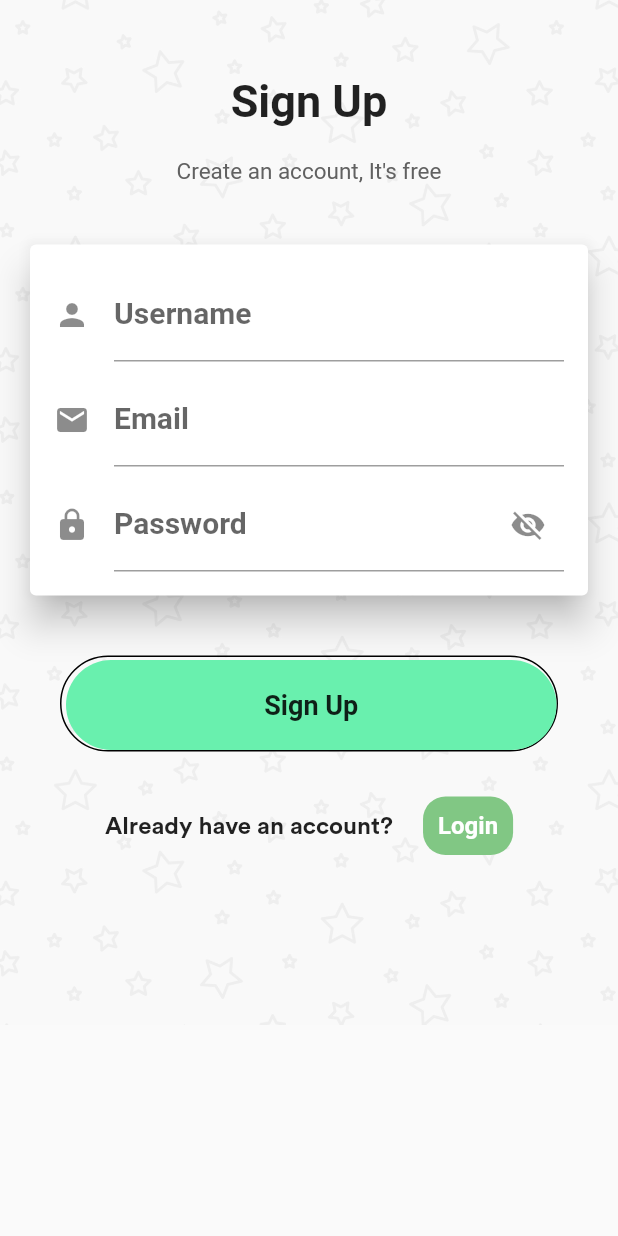
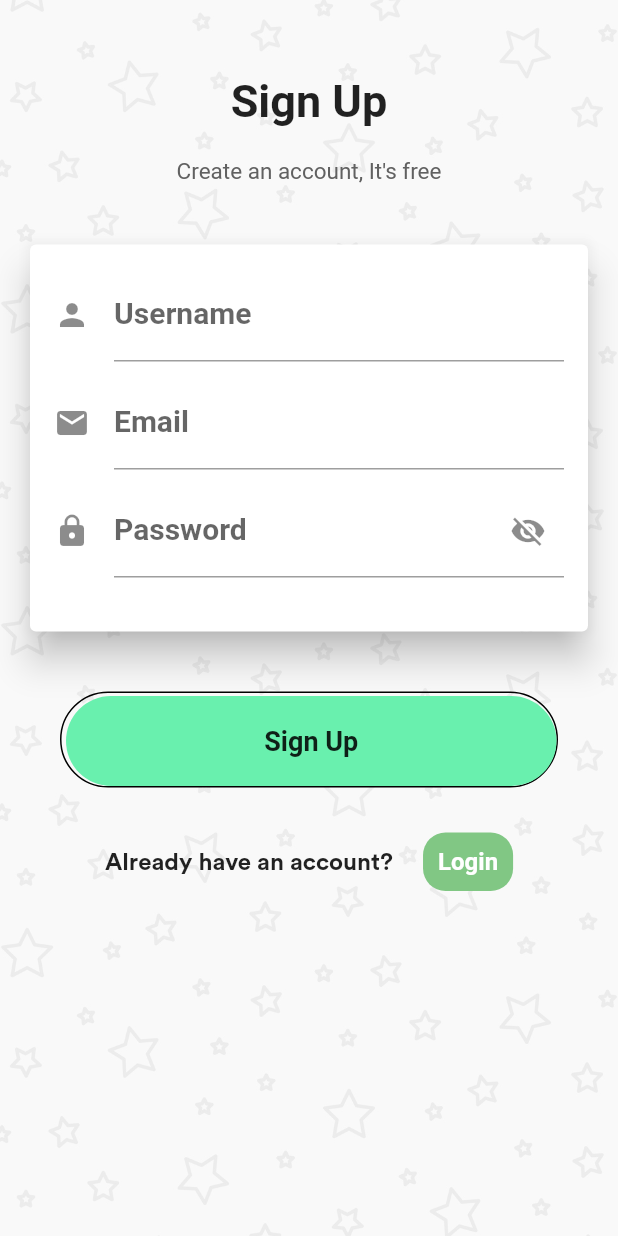
Before and after one commit to AbhishekMaira10/deldrone, a Flutter app: the screen it shows after launch, after a tap on "Login", after a tap on "Sign Up", on a phone screen of 412 x 824 dp. Run offline on Flutter 3.47's test engine with Material 2 defaults, Android fonts, the phone set to English and light mode, and no system bars; our stand-ins replace cloud_firestore, firebase_auth, google_sign_in, simple_animations; accounts and stored records are empty.

Commit message:
fixed ui

```diff
--- /dev/null
+++ b/App/lib/custom_widgets/background_widget.dart
@@ -0,0 +1,15 @@
+import 'package:flutter/material.dart';
+
+class BackgroundWidget extends StatelessWidget {
+  @override
+  Widget build(BuildContext context) {
+    return Opacity(
+        opacity: 0.6,
+        child: Image.asset(
+          'assets/images/bg.png',
+          width: MediaQuery.of(context).size.width,
+          height: MediaQuery.of(context).size.height,
+          fit: BoxFit.fitHeight,
+        ));
+  }
+}
--- a/App/lib/providers/auth.dart
+++ b/App/lib/providers/auth.dart
@@ -53,7 +53,7 @@ class AuthProvider with ChangeNotifier {
       _status = Status.Unauthenticated;
       notifyListeners();
       PlatformExceptionAlertDialog(
-        title: 'Registration Failed',
+        title: 'Login Failed',
         exception: e,
       ).show(context);
       return false;
@@ -76,7 +76,7 @@ class AuthProvider with ChangeNotifier {
       _status = Status.Unauthenticated;
       notifyListeners();
       PlatformExceptionAlertDialog(
-        title: 'Sign in failed',
+        title: 'Sign up failed',
         exception: e,
       ).show(context);
       return false;
--- a/App/lib/ui/Pages/explore_page.dart
+++ b/App/lib/ui/Pages/explore_page.dart
@@ -1,3 +1,4 @@
+import 'package:deldrone_customer/custom_widgets/background_widget.dart';
 import 'package:flutter/material.dart';
 import 'package:deldrone_customer/custom_widgets/custom_text.dart';
 import 'package:deldrone_customer/custom_widgets/alerts/back_pressed.dart';
@@ -15,9 +16,7 @@ class _ExplorePageState extends State<ExplorePage> {
       child: Scaffold(
         body: Stack(
           children: <Widget>[
-            Center(
-                child: Opacity(
-                    opacity: 0.6, child: Image.asset('assets/images/bg.png'))),
+            BackgroundWidget(),
             Container(
               padding: EdgeInsets.symmetric(horizontal: 16.0, vertical: 50.0),
               child: Column(
--- a/App/lib/ui/screens/login_screen.dart
+++ b/App/lib/ui/screens/login_screen.dart
@@ -1,5 +1,6 @@
 import 'package:deldrone_customer/custom_widgets/alerts/platform_exception_alert_dialog.dart';
 import 'package:deldrone_customer/custom_widgets/animation/FadeAnimation.dart';
+import 'package:deldrone_customer/custom_widgets/background_widget.dart';
 import 'package:deldrone_customer/custom_widgets/screen_navigation.dart';
 import 'package:deldrone_customer/providers/auth.dart';
 import 'package:deldrone_customer/ui/screens/main_screen.dart';
@@ -82,14 +83,12 @@ class _LoginScreenState extends State<LoginScreen> {
       child: Scaffold(
         key: _key,
         body: SingleChildScrollView(
-          child: Container(
-            height: MediaQuery.of(context).size.height,
-            width: double.infinity,
-            child: Stack(
-              children: <Widget>[
-                Opacity(
-                    opacity: 0.5, child: Image.asset('assets/images/bg.png')),
-                Column(
+          child: Stack(
+            children: <Widget>[
+              BackgroundWidget(),
+              Padding(
+                padding: const EdgeInsets.only(top: 12.0),
+                child: Column(
                   children: <Widget>[
                     SizedBox(
                       height: 30,
@@ -130,6 +129,9 @@ class _LoginScreenState extends State<LoginScreen> {
                           ),
                         ),
                       ),
+                    ),
+                    SizedBox(
+                      height: 30,
                     ),
                     FadeAnimation(
                         1.2,
@@ -227,8 +229,8 @@ class _LoginScreenState extends State<LoginScreen> {
                         )),
                   ],
                 ),
-              ],
-            ),
+              ),
+            ],
           ),
         ),
       ),
@@ -238,8 +240,9 @@ class _LoginScreenState extends State<LoginScreen> {
   List<Widget> _buildChildren() {
     return [
       _buildEmailTextField(),
-      SizedBox(height: 8.0),
+      SizedBox(height: 10.0),
       _buildPasswordTextField(),
+      SizedBox(height: 10.0),
     ];
   }
 
--- a/App/lib/ui/screens/registration_screen.dart
+++ b/App/lib/ui/screens/registration_screen.dart
@@ -1,6 +1,6 @@
-import 'package:deldrone_customer/custom_widgets/alerts/loading_indicator.dart';
 import 'package:deldrone_customer/custom_widgets/animation/FadeAnimation.dart';
 import 'package:deldrone_customer/custom_widgets/alerts/back_pressed.dart';
+import 'package:deldrone_customer/custom_widgets/background_widget.dart';
 import 'package:deldrone_customer/custom_widgets/screen_navigation.dart';
 import 'package:deldrone_customer/providers/auth.dart';
 import 'package:deldrone_customer/ui/screens/login_screen.dart';
@@ -59,22 +59,14 @@ class _SignupScreenState extends State<SignupScreen> {
 
   @override
   Widget build(BuildContext context) {
-    final authProvider = Provider.of<AuthProvider>(context);
     return WillPopScope(
       onWillPop: () => onBackPressed(context),
       child: Scaffold(
         key: _key,
-        body: authProvider.status == Status.Authenticating
-            ? ShowLoadingIndicator(message: "Signing Up....")
-            : SingleChildScrollView(
-                child: Container(
-                  height: MediaQuery.of(context).size.height,
-                  width: double.infinity,
+        body: SingleChildScrollView(
           child: Stack(
             children: <Widget>[
-                      Opacity(
-                          opacity: 0.5,
-                          child: Image.asset('assets/images/bg.png')),
+              BackgroundWidget(),
               Column(
                 children: <Widget>[
                   SizedBox(
@@ -94,8 +86,7 @@ class _SignupScreenState extends State<SignupScreen> {
                       1,
                       Text(
                         "Create an account, It's free",
-                                style: TextStyle(
-                                    fontSize: 15, color: Colors.grey[700]),
+                        style: TextStyle(fontSize: 15, color: Colors.grey[700]),
                       )),
                   SizedBox(
                     height: 20,
@@ -109,8 +100,7 @@ class _SignupScreenState extends State<SignupScreen> {
                         child: Padding(
                           padding: const EdgeInsets.all(16.0),
                           child: Column(
-                                    crossAxisAlignment:
-                                        CrossAxisAlignment.stretch,
+                            crossAxisAlignment: CrossAxisAlignment.stretch,
                             mainAxisSize: MainAxisSize.min,
                             children: _buildChildren(),
                           ),
@@ -142,13 +132,11 @@ class _SignupScreenState extends State<SignupScreen> {
                             color: Colors.greenAccent,
                             elevation: 0,
                             shape: RoundedRectangleBorder(
-                                        borderRadius:
-                                            BorderRadius.circular(50)),
+                                borderRadius: BorderRadius.circular(50)),
                             child: Text(
                               "Sign Up",
                               style: TextStyle(
-                                          fontWeight: FontWeight.w600,
-                                          fontSize: 18),
+                                  fontWeight: FontWeight.w600, fontSize: 18),
                             ),
                           ),
                         ),
@@ -173,13 +161,12 @@ class _SignupScreenState extends State<SignupScreen> {
                             width: 20,
                           ),
                           GestureDetector(
-                                    onTap: () => changeScreenReplacement(
-                                        context, LoginScreen()),
+                            onTap: () =>
+                                changeScreenReplacement(context, LoginScreen()),
                             child: Container(
                                 decoration: BoxDecoration(
                                     color: Colors.green[300],
-                                            borderRadius:
-                                                BorderRadius.circular(15)),
+                                    borderRadius: BorderRadius.circular(15)),
                                 padding: EdgeInsets.all(10),
                                 child: Text(
                                   'Login',
@@ -197,17 +184,19 @@ class _SignupScreenState extends State<SignupScreen> {
           ),
         ),
       ),
-      ),
     );
   }
 
   List<Widget> _buildChildren() {
     return [
       _buildUsernameTextField(),
-      SizedBox(height: 8.0),
+      SizedBox(height: 10.0),
       _buildEmailTextField(),
-      SizedBox(height: 8.0),
+      SizedBox(height: 10.0),
       _buildPasswordTextField(),
+      SizedBox(
+        height: 20,
+      ),
     ];
   }
 
--- a/App/lib/ui/sign_in/sign_in_page.dart
+++ b/App/lib/ui/sign_in/sign_in_page.dart
@@ -1,4 +1,6 @@
 import 'package:deldrone_customer/custom_widgets/animation/FadeAnimation.dart';
+import 'package:deldrone_customer/custom_widgets/background_widget.dart';
+import 'package:deldrone_customer/custom_widgets/custom_text.dart';
 import 'package:deldrone_customer/custom_widgets/screen_navigation.dart';
 import 'package:deldrone_customer/ui/screens/login_screen.dart';
 import 'package:deldrone_customer/ui/screens/registration_screen.dart';
@@ -9,15 +11,14 @@ class SignInPage extends StatelessWidget {
   Widget build(BuildContext context) {
     return Scaffold(
       backgroundColor: Colors.grey[100],
-      body: SafeArea(
-        child: Container(
-          width: double.infinity,
-          height: MediaQuery.of(context).size.height,
-          padding: EdgeInsets.symmetric(horizontal: 30, vertical: 50),
-          child: Stack(
+      body: Stack(
         children: <Widget>[
-              Opacity(opacity: 0.5, child: Image.asset('assets/images/bg.png')),
-              Column(
+          BackgroundWidget(),
+          ListView(
+            children: <Widget>[
+              Container(
+                padding: EdgeInsets.symmetric(horizontal: 30, vertical: 30),
+                child: Column(
                   mainAxisAlignment: MainAxisAlignment.spaceBetween,
                   crossAxisAlignment: CrossAxisAlignment.center,
                   children: <Widget>[
@@ -25,14 +26,44 @@ class SignInPage extends StatelessWidget {
                       children: <Widget>[
                         FadeAnimation(
                           1,
-                          Text(
-                            "Welcome",
-                            style: TextStyle(
-                                fontWeight: FontWeight.bold,
-                                fontSize: 50,
+                          Card(
+                            color: Colors.grey[100],
+                            child: ExpansionTile(
+                              title: Row(
+                                mainAxisAlignment:
+                                    MainAxisAlignment.spaceEvenly,
+                                children: <Widget>[
+                                  Image.asset(
+                                    'assets/images/63810950.png',
+                                    width: 40.0,
+                                    height: 40.0,
+                                  ),
+                                  Center(
+                                    child: CustomText(
+                                      text: 'Welcome',
+                                      size: 35.0,
                                       color: Colors.green[300],
-                                fontFamily: 'Circular'),
-                          )),
+                                      family: 'Circular',
+                                      weight: FontWeight.bold,
+                                    ),
+                                  ),
+                                ],
+                              ),
+                              children: <Widget>[
+                                Padding(
+                                  padding: const EdgeInsets.all(8.0),
+                                  child: CustomText(
+                                    text:
+                                        'DelDrone is a food app that uses drones to deliver food to your doorstep !',
+                                    size: 20.0,
+                                    color: Colors.blueGrey,
+                                    family: 'Ubuntu',
+                                  ),
+                                ),
+                              ],
+                            ),
+                          ),
+                        ),
                         SizedBox(
                           height: 20,
                         ),
@@ -64,8 +95,8 @@ class SignInPage extends StatelessWidget {
                             MaterialButton(
                               minWidth: double.infinity,
                               height: 60,
-                            onPressed: () =>
-                                changeScreenReplacement(context, LoginScreen()),
+                              onPressed: () => changeScreenReplacement(
+                                  context, LoginScreen()),
                               shape: RoundedRectangleBorder(
                                   side: BorderSide(color: Colors.black),
                                   borderRadius: BorderRadius.circular(50)),
@@ -114,9 +145,10 @@ class SignInPage extends StatelessWidget {
                     )
                   ],
                 ),
+              ),
             ],
           ),
-        ),
+        ],
       ),
     );
   }
--- a/App/pubspec.yaml
+++ b/App/pubspec.yaml
@@ -23,6 +23,7 @@ dependencies:
   firebase_auth: ^0.14.0+5
   google_sign_in: ^4.0.7
   provider: ^3.1.0+1
+  circular_profile_avatar: ^1.0.6
 
   cloud_firestore: ^0.13.7
 
```
Also changed, not shown: App/lib/ui/Pages/home_page.dart (+51 -27 lines), App/lib/ui/Pages/order_page.dart (+13 -1 lines), App/lib/ui/Pages/profile_page.dart (+36 -54 lines), App/assets/images/2.jpg (deleted), App/assets/images/3.jpg (deleted), App/assets/images/Pasta.jpg (added), App/assets/images/avatar.png (deleted), App/assets/images/breakfast.jpeg (deleted), App/assets/images/cereal.jpg (renamed from App/assets/images/1.jpg), App/assets/images/drone-delivery.jpeg (deleted), App/assets/images/indian.jpeg (renamed from App/assets/images/supper_1.jpeg), App/assets/images/taco.jpg (renamed from App/assets/images/5.jpg), App/pubspec.lock, 3 other files. Lines whose indentation alone changed are shown as unchanged.
